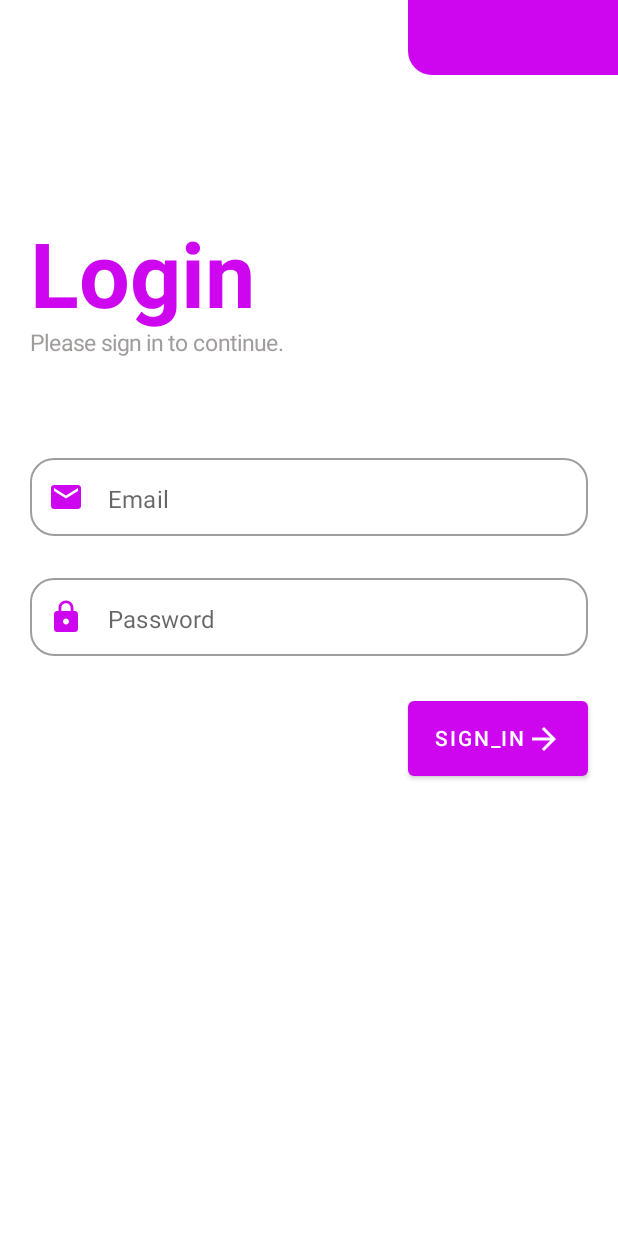
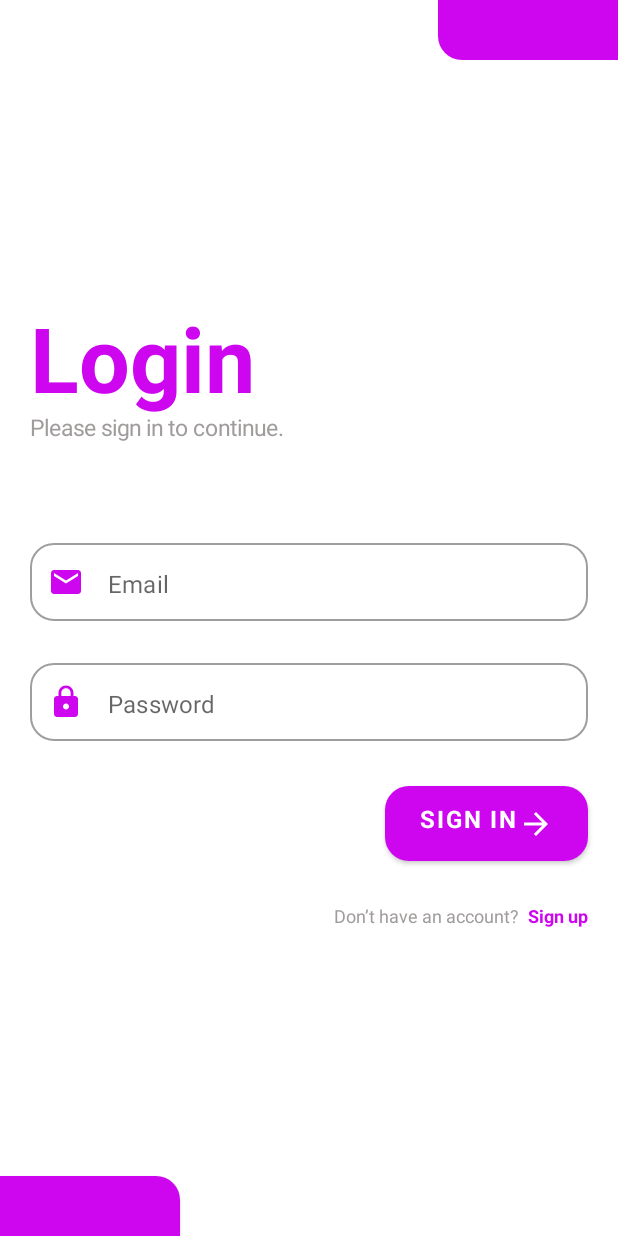
Before and after one commit to luyz-gusta/Projetos-Kotlin, an Android app built with Jetpack Compose: the @Preview function loginScreen, on a phone screen of 412 x 824 dp. Run offline under Robolectric (Android 15) with nearby library versions, the phone set to English and light mode, and no system bars.

Commit message:
Activity Main e SignUp finalizadas, home iniciada

```diff
--- a/LoginSigUp/app/src/main/java/br/senai/sp/jandira/login_sigup/MainActivity.kt
+++ b/LoginSigUp/app/src/main/java/br/senai/sp/jandira/login_sigup/MainActivity.kt
@@ -43,13 +43,13 @@ fun loginScreen() {
     var passwordState = rememberSaveable {
         mutableStateOf("")
     }
-
-
     Surface(
         modifier = Modifier.fillMaxSize()
     ) {
         Column(
-            modifier = Modifier.fillMaxSize()
+            modifier = Modifier
+                .fillMaxSize(),
+            verticalArrangement = Arrangement.SpaceBetween
         ) {
             Row(
                 modifier = Modifier.fillMaxWidth(),
@@ -58,15 +58,12 @@ fun loginScreen() {
             ) {
                 Surface(
                     modifier = Modifier
-                        .width(140.dp)
-                        .height(50.dp),
+                        .width(120.dp)
+                        .height(40.dp),
                     color = Color(206, 6, 240),
                     shape = RoundedCornerShape(0.dp, 0.dp, 0.dp, 16.dp),
                 ) {}
             }
-            Spacer(
-                modifier = Modifier.height(100.dp)
-            )
             Column(
                 modifier = Modifier
                     .fillMaxWidth()
@@ -134,28 +131,69 @@ fun loginScreen() {
                 )
                 Column(
                     modifier = Modifier
-                    .fillMaxWidth(),
+                        .fillMaxWidth(),
                     horizontalAlignment = Alignment.End
                 ) {
                     Button(
                         onClick = { /*TODO*/ },
                         modifier = Modifier
-                            .width(120.dp)
+                            .width(135.dp)
                             .height(50.dp),
-                        colors = ButtonDefaults.buttonColors(Color(206,6,240)),
+                        colors = ButtonDefaults.buttonColors(Color(206, 6, 240)),
+                        shape = RoundedCornerShape(16.dp)
+                    ) {
+                        Row(
+                            horizontalArrangement = Arrangement.SpaceBetween
+                        ) {
+                            Text(
+                                text = stringResource(id = R.string.sign_in).uppercase(),
+                                color = Color.White,
+                                fontSize = 16.sp,
+                                fontWeight = FontWeight(700),
+                            )
+                            Icon(
+                                painter = painterResource(id = R.drawable.baseline_arrow_forward_24),
+                                contentDescription = null,
+                                tint = Color.White
+                            )
+                        }
+                    }
+                    Spacer(
+                        modifier = Modifier.height(30.dp)
+                    )
+                    Row(
+                        modifier = Modifier
+                            .wrapContentWidth(),
                     ) {
                         Text(
-                            text = stringResource(id = R.string.sign_in),
-                            color = Color.White
+                            text = stringResource(id = R.string.account),
+                            color = Color(160, 156, 156),
+                            fontSize = 12.sp,
+                            fontWeight = FontWeight(400),
                         )
-                        Icon(
-                            painter = painterResource(id = R.drawable.baseline_arrow_forward_24),
-                            contentDescription = "",
-                            tint = Color.White
+                        Spacer(
+                            modifier = Modifier.width(5.dp)
+                        )
+                        Text(
+                            text = stringResource(id = R.string.sign_up),
+                            color = Color(206, 6, 240),
+                            fontSize = 12.sp,
+                            fontWeight = FontWeight(700),
                         )
                     }
                 }
-
+            }
+            Row(
+                modifier = Modifier
+                    .fillMaxWidth(),
+            ) {
+                Card(
+                    modifier = Modifier
+                        .width(120.dp)
+                        .height(40.dp),
+                    backgroundColor = Color(206, 6, 240),
+                    shape = RoundedCornerShape(0.dp, 16.dp, 0.dp, 0.dp),) {
+                }
             }
         }
     }
--- /dev/null
+++ b/LoginSigUp/app/src/main/res/drawable/baseline_location_on_24.xml
@@ -0,0 +1,5 @@
+<vector android:height="24dp" android:tint="#FFFFFF"
+    android:viewportHeight="24" android:viewportWidth="24"
+    android:width="24dp" xmlns:android="http://schemas.android.com/apk/res/android">
+    <path android:fillColor="@android:color/white" android:pathData="M12,2C8.13,2 5,5.13 5,9c0,5.25 7,13 7,13s7,-7.75 7,-13c0,-3.87 -3.13,-7 -7,-7zM12,11.5c-1.38,0 -2.5,-1.12 -2.5,-2.5s1.12,-2.5 2.5,-2.5 2.5,1.12 2.5,2.5 -1.12,2.5 -2.5,2.5z"/>
+</vector>
--- /dev/null
+++ b/LoginSigUp/app/src/main/res/drawable/baseline_person_24.xml
@@ -0,0 +1,5 @@
+<vector android:height="24dp" android:tint="#CF06F0"
+    android:viewportHeight="24" android:viewportWidth="24"
+    android:width="24dp" xmlns:android="http://schemas.android.com/apk/res/android">
+    <path android:fillColor="@android:color/white" android:pathData="M12,12c2.21,0 4,-1.79 4,-4s-1.79,-4 -4,-4 -4,1.79 -4,4 1.79,4 4,4zM12,14c-2.67,0 -8,1.34 -8,4v2h16v-2c0,-2.66 -5.33,-4 -8,-4z"/>
+</vector>
--- /dev/null
+++ b/LoginSigUp/app/src/main/res/drawable/baseline_phone_android_24.xml
@@ -0,0 +1,5 @@
+<vector android:height="24dp" android:tint="#CF06F0"
+    android:viewportHeight="24" android:viewportWidth="24"
+    android:width="24dp" xmlns:android="http://schemas.android.com/apk/res/android">
+    <path android:fillColor="@android:color/white" android:pathData="M16,1L8,1C6.34,1 5,2.34 5,4v16c0,1.66 1.34,3 3,3h8c1.66,0 3,-1.34 3,-3L19,4c0,-1.66 -1.34,-3 -3,-3zM14,21h-4v-1h4v1zM17.25,18L6.75,18L6.75,4h10.5v14z"/>
+</vector>
--- a/LoginSigUp/app/src/main/res/values/strings.xml
+++ b/LoginSigUp/app/src/main/res/values/strings.xml
@@ -4,5 +4,16 @@
     <string name="login_text">Please sign in to continue.</string>
     <string name="email">Email</string>
     <string name="password">Password</string>
-    <string name="sign_in">SIGN_IN</string>
+    <string name="sign_in">Sign in</string>
+    <string name="account">Don’t have an account?</string>
+    <string name="sign_up">Sign up</string>
+    <string name="new_account">Create a new account</string>
+    <string name="title_activity_sign_up">SignUpActivity</string>
+    <string name="username">Username</string>
+    <string name="phone">Phone</string>
+    <string name="over18">Over 18?</string>
+    <string name="create_account">CREATE ACCOUNT</string>
+    <string name="already_have_an_account">Already have an account?</string>
+    <string name="title_activity_home">HomeActivity</string>
+    <string name="susanna_hoffs">Susanna Hoffs</string>
 </resources>
```
Also changed, not shown: LoginSigUp/app/src/main/AndroidManifest.xml (+11 -1 lines), LoginSigUp/app/src/main/java/br/senai/sp/jandira/login_sigup/HomeActivity.kt (added, +85 -0 lines), LoginSigUp/app/src/main/java/br/senai/sp/jandira/login_sigup/SignUpActivity.kt (added, +257 -0 lines), LoginSigUp/app/src/main/res/drawable/paris.jpeg (added), LoginSigUp/app/src/main/res/drawable/susanna_profile.jpeg (added), LoginSigUp/app/src/main/res/drawable/trip.png (added), 1 other file.
